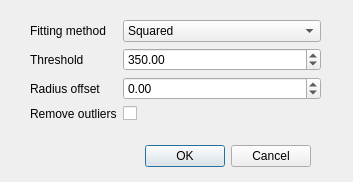
Before: the Qt Designer form batch_dialog.ui in cwidmer/GRED, drawn with Qt 5.
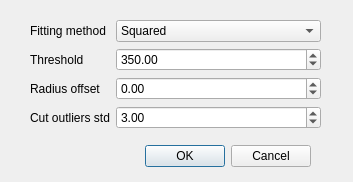
After: the same form once the commit is applied.

Commit message: added outlier removal procedure

```diff
--- a/batch_dialog.ui
+++ b/batch_dialog.ui
@@ -56,7 +56,7 @@
       </property>
       <property name="minimumSize">
        <size>
-        <width>70</width>
+        <width>80</width>
         <height>0</height>
        </size>
       </property>
@@ -92,7 +92,7 @@
       </property>
       <property name="minimumSize">
        <size>
-        <width>70</width>
+        <width>80</width>
         <height>0</height>
        </size>
       </property>
@@ -135,14 +135,26 @@
     <item row="3" column="0">
      <widget class="QLabel" name="label_4">
       <property name="text">
-       <string>Remove outliers</string>
+       <string>Cut outliers std</string>
       </property>
      </widget>
     </item>
     <item row="3" column="1">
-     <widget class="QCheckBox" name="checkBox">
-      <property name="text">
-       <string/>
+     <widget class="QDoubleSpinBox" name="std_cut">
+      <property name="minimumSize">
+       <size>
+        <width>80</width>
+        <height>0</height>
+       </size>
+      </property>
+      <property name="maximum">
+       <double>20.000000000000000</double>
+      </property>
+      <property name="singleStep">
+       <double>0.200000000000000</double>
+      </property>
+      <property name="value">
+       <double>3.000000000000000</double>
       </property>
      </widget>
     </item>
```
The commit also changes 4 other files.
